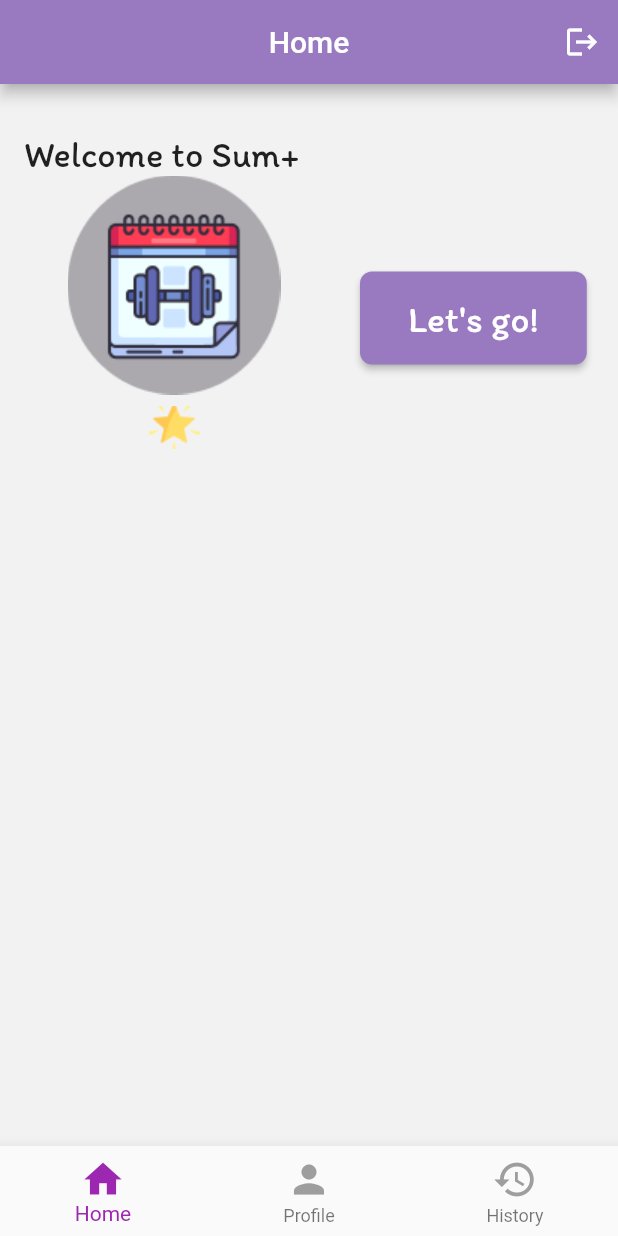
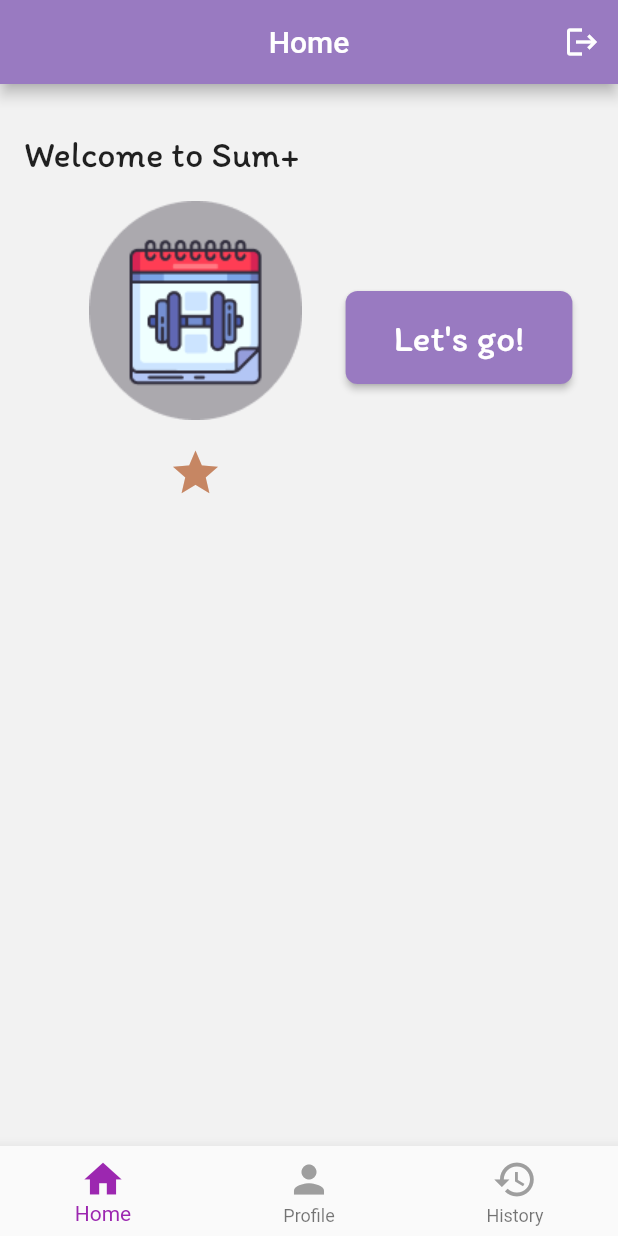
Before and after one commit to leovergaramarq/uninorte-mobile-class-project, a Flutter app: the HomePage screen opened directly, on a phone screen of 412 x 824 dp. Run offline on Flutter 3.47's test engine with Material 2 defaults, Android fonts, the light colour scheme and no system bars; our stand-ins replace get, loggy.

Commit message:
create bronze, silver and gold tier in stars

```diff
--- a/lib/data/repositories/auth_authserver_repository.dart
+++ b/lib/data/repositories/auth_authserver_repository.dart
@@ -6,7 +6,7 @@ class AuthAuthserverRepository implements AuthRepository {
   String token = "";
   // the base url of the API should end without the /
   final String _baseUrl =
-      "http://ip172-19-0-36-cke388ksnmng00fluojg-8000.direct.labs.play-with-docker.com";
+      "http://ip172-18-0-20-cke919mfml8g00fl6vtg-8000.direct.labs.play-with-docker.com";
 
   Future<String> login(String email, String password) async {
     String token = await _authDatasource.login(_baseUrl, email, password);
--- a/lib/domain/use_case/question_use_case.dart
+++ b/lib/domain/use_case/question_use_case.dart
@@ -9,8 +9,8 @@ import 'package:uninorte_mobile_class_project/domain/models/answer.dart';
 
 class QuestionUseCase {
   // static fields
-  static const int questionsPerSession = 6;
-  static int maxLevel = _levelsConfig.length;
+  final int questionsPerSession = 6;
+  final int maxLevel = _levelsConfig.length;
 
   Question getQuestion(int level) {
     if (level < 1 || level > maxLevel) {
--- a/lib/domain/use_case/session_use_case.dart
+++ b/lib/domain/use_case/session_use_case.dart
@@ -10,7 +10,7 @@ class SessionUseCase {
   final SessionRetoolRepository _sessionRepository = SessionRetoolRepository();
 
   // static fields
-  static const int numSummarizeSessions = 5;
+  final int numSummarizeSessions = 5;
 
   Future<List<Session>> getSessionsFromUser(String userEmail,
           {int? limit}) async =>
--- a/lib/ui/controller/question_controller.dart
+++ b/lib/ui/controller/question_controller.dart
@@ -33,8 +33,8 @@ class QuestionController extends GetxController {
       {bool? cancelOnError,
       void Function()? onDone,
       Function? onError}) get listenLevel => _level.listen;
-  int get maxLevel => QuestionUseCase.maxLevel;
-  int get questionsPerSession => QuestionUseCase.questionsPerSession;
+  int get maxLevel => _questionUseCase.maxLevel;
+  int get questionsPerSession => _questionUseCase.questionsPerSession;
 
   void startSession(String userEmail) {
     if (isSessionActive) {
--- a/lib/ui/controller/session_controller.dart
+++ b/lib/ui/controller/session_controller.dart
@@ -13,7 +13,7 @@ class SessionController extends GetxController {
 
   List<Session> get sessions => _sessions.value;
   bool get areSessionsFetched => _areSessionsFetched.value;
-  int get numSummarizeSessions => SessionUseCase.numSummarizeSessions;
+  int get numSummarizeSessions => _sessionUseCase.numSummarizeSessions;
 
   Future<List<Session>> getSessionsFromUser(String userEmail,
       {int? limit}) async {
--- a/lib/ui/pages/content/home_page.dart
+++ b/lib/ui/pages/content/home_page.dart
@@ -53,10 +53,24 @@ class _HomePageState extends State<HomePage> with WidgetsBindingObserver {
           child: Column(
             crossAxisAlignment: CrossAxisAlignment.start,
             children: [
-              Text(
-                'Last ${_sessionController.numSummarizeSessions} sessions',
-                style: const TextStyle(fontSize: 22),
-              ),
+              Obx(() {
+                int numSessionsShown = _sessionController.areSessionsFetched
+                    ? _sessionController.sessions.length
+                    : _sessionController.numSummarizeSessions;
+                String message;
+                if (numSessionsShown == 0) {
+                  message = 'No sessions yet';
+                } else if (numSessionsShown == 1) {
+                  message = 'Last session';
+                } else {
+                  message = 'Last $numSessionsShown sessions';
+                }
+
+                return Text(
+                  message,
+                  style: const TextStyle(fontSize: 22),
+                );
+              }),
               SizedBox(height: 16),
               Obx(() {
                 // print(
@@ -158,7 +172,7 @@ class _HomePageState extends State<HomePage> with WidgetsBindingObserver {
                       //   height: 24,
                       // ),
                       Row(
-                        mainAxisAlignment: MainAxisAlignment.start,
+                        mainAxisAlignment: MainAxisAlignment.center,
                         children: [
                           Container(
                             width: 200,
@@ -169,6 +183,8 @@ class _HomePageState extends State<HomePage> with WidgetsBindingObserver {
                                   alignment: Alignment.center,
                                   child: Image.asset(
                                     'assets/img/exercise_bg.png',
+                                    width: 180,
+                                    height: 180,
                                   ),
                                 ),
                                 Obx(() => LevelStarsWidget(
@@ -179,9 +195,9 @@ class _HomePageState extends State<HomePage> with WidgetsBindingObserver {
                               ],
                             ),
                           ),
-                          const SizedBox(
-                            width: 24,
-                          ),
+                          // const SizedBox(
+                          //   width: 24,
+                          // ),
                           ElevatedButton(
                             key: const Key('StartButton'),
                             style: ElevatedButton.styleFrom(
--- a/lib/ui/widgets/level_stars_widget.dart
+++ b/lib/ui/widgets/level_stars_widget.dart
@@ -1,28 +1,61 @@
 import 'package:flutter/material.dart';
+import 'dart:math';
+import 'package:get/get.dart';
+
+import 'package:uninorte_mobile_class_project/ui/controller/question_controller.dart';
 
 class LevelStarsWidget extends StatelessWidget {
-  LevelStarsWidget({Key? key, required this.level, this.starSize = 28})
+  LevelStarsWidget(
+      {Key? key, required this.level, this.starSize = 28, this.gap = 0})
       : super(key: key);
 
-  int level;
-  int starSize;
+  final int level;
+  final int maxStars = 5;
+  final double starSize;
+  final double gap;
+  final QuestionController _questionController = Get.find<QuestionController>();
+
+  static final List<Color> colors = [
+    Color(0xC68663).withOpacity(1),
+    Color(0x858B94).withOpacity(1),
+    Color(0xFFDC64).withOpacity(1),
+  ];
+
+  int getColorIndex() {
+    return min((level - 1) ~/ maxStars, colors.length - 1);
+  }
+
+  int getNumStars() {
+    return ((level - 1) % maxStars + 1) +
+        (level > _questionController.maxLevel
+            ? level - _questionController.maxLevel
+            : 0);
+  }
 
   @override
   Widget build(BuildContext context) {
-    print('level $level');
+    // print('level $level');
+    // print('getNumStars ${getNumStars()}');
+    // print('getColorIndex ${getColorIndex()}');
+    int numStars = getNumStars();
+
     return Row(
         mainAxisAlignment: MainAxisAlignment.center,
         children: List.generate(
-            level,
+            numStars,
             (index) => Padding(
-                  padding: const EdgeInsets.all(
-                      4.0), // Ajusta el espacio entre las imágenes
-                  child: Image.asset(
-                    'assets/img/star_level.png', // Ruta de tu imagen personalizada
-                    width:
-                        starSize.toDouble(), // Establece el ancho de la imagen
-                    height:
-                        starSize.toDouble(), // Establece la altura de la imagen
+                  padding:
+                      EdgeInsets.only(left: index != numStars - 1 ? gap : 0),
+                  // child: Image.asset(
+                  //   'assets/img/star_level.png', // Ruta de tu imagen personalizada
+                  //   width: starSize, // Establece el ancho de la imagen
+                  //   height: starSize, // Establece la altura de la imagen
+                  // ),
+                  child: Icon(
+                    Icons.star,
+                    color: colors[getColorIndex()],
+                    // color: Color(0x9C5B38).withOpacity(1),
+                    size: starSize,
                   ),
                 )));
   }
```
Also changed, not shown: lib/ui/pages/auth/login_page.dart (+7 -8 lines), lib/ui/pages/auth/signup_page.dart (+9 -0 lines), lib/ui/pages/content/quest_page.dart (+1 -6 lines).
